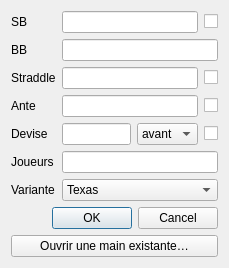
The window that hh_creator/resource/ui/NewHandDialog.ui (truenicoco/hh-creator) describes before a commit, drawn with Qt 5.
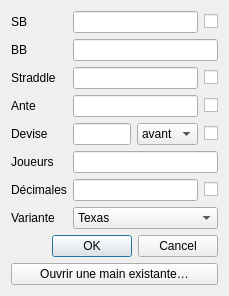
The same window after the commit.

Commit message: Add n decimals choice to new hand dialog, fixes #2

Diff of the .ui file:
```diff
--- a/hh_creator/resource/ui/NewHandDialog.ui
+++ b/hh_creator/resource/ui/NewHandDialog.ui
@@ -85,14 +85,14 @@
        </property>
       </widget>
      </item>
-     <item row="7" column="0">
+     <item row="8" column="0">
       <widget class="QLabel" name="label_6">
        <property name="text">
         <string>Variante</string>
        </property>
       </widget>
      </item>
-     <item row="7" column="1">
+     <item row="8" column="1">
       <widget class="QComboBox" name="comboBoxVariant">
        <item>
         <property name="text">
@@ -179,6 +179,27 @@
        </item>
       </layout>
      </item>
+     <item row="7" column="0">
+      <widget class="QLabel" name="label_8">
+       <property name="text">
+        <string>Décimales</string>
+       </property>
+      </widget>
+     </item>
+     <item row="7" column="1">
+      <layout class="QHBoxLayout" name="horizontalLayout">
+       <item>
+        <widget class="QLineEdit" name="lineEditDecimals"/>
+       </item>
+       <item>
+        <widget class="QCheckBox" name="checkBoxDecimals">
+         <property name="text">
+          <string/>
+         </property>
+        </widget>
+       </item>
+      </layout>
+     </item>
     </layout>
    </item>
    <item>
```
The commit also changes 3 other files.
